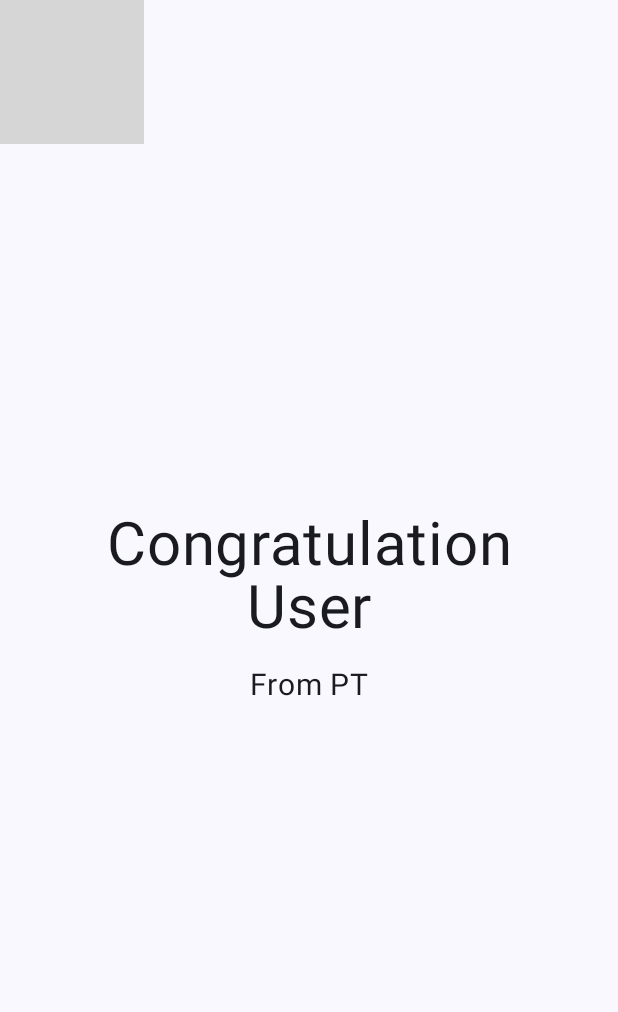
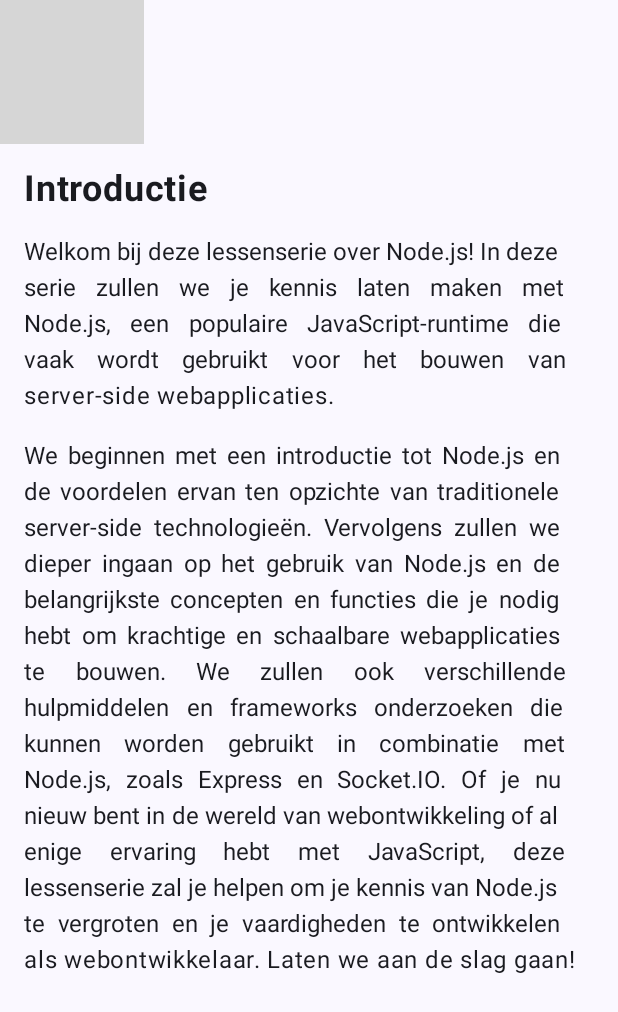
Before and after one commit to thop01/Achievements, an Android app built with Jetpack Compose: the screen it shows after launch (MainActivity), on a phone screen of 412 x 824 dp. Shown: the top 1012 px of the screen. Run offline under Robolectric (Android 15) with nearby library versions, the phone set to English and light mode, and no system bars; grey boxes are pictures that could not be loaded.

Commit message:
introduction lesson screen done

```diff
--- a/app/src/main/java/com/example/achievements/MainActivity.kt
+++ b/app/src/main/java/com/example/achievements/MainActivity.kt
@@ -18,6 +18,7 @@ import androidx.compose.ui.Modifier
 import androidx.compose.ui.layout.ContentScale
 import androidx.compose.ui.res.painterResource
 import androidx.compose.ui.res.stringResource
+import androidx.compose.ui.text.font.FontWeight
 import androidx.compose.ui.text.style.TextAlign
 import androidx.compose.ui.tooling.preview.Preview
 import androidx.compose.ui.unit.dp
@@ -35,7 +36,12 @@ class MainActivity : ComponentActivity() {
                     modifier = Modifier.fillMaxSize(),
                     color = MaterialTheme.colorScheme.background
                 ) {
-                    GreetingImage(msg = stringResource(R.string.congratulation_user), from = stringResource(R.string.from_pt))
+                    LessonView(
+                        title = stringResource(R.string.introduction),
+                        p1 = stringResource(R.string.node_intro_text),
+                        p2 = stringResource(R.string.node_intro_text2)
+                    )
+                  //  GreetingImage(msg = stringResource(R.string.congratulation_user), from = stringResource(R.string.from_pt))
                 }
             }
         }
@@ -84,10 +90,53 @@ fun GreetingText(msg: String, from: String, modifier:Modifier = Modifier){
 
 }
 
-@Preview(showBackground = true)
+@Composable
+fun LessonView(title: String, p1: String, p2: String, modifier:Modifier = Modifier){
+    val image = painterResource(R.drawable.header)
+    Column (
+
+    ){
+        Image(
+            painter = image,
+            contentDescription = null,
+        )
+        Text(
+            text = title,
+            fontSize = 24.sp,
+            fontWeight = FontWeight.Bold,
+            modifier = Modifier.padding(16.dp)
+        )
+        Text(
+            text = p1,
+            textAlign = TextAlign.Justify,
+            fontSize = 16.sp,
+            modifier = Modifier.padding(start = 16.dp, end = 16.dp, bottom = 16.dp)
+        )
+        Text(
+            text = p2,
+            textAlign = TextAlign.Justify,
+            fontSize = 16.sp,
+            modifier = Modifier.padding(start = 16.dp, end = 16.dp, bottom = 16.dp)
+        )
+    }
+
+}
+
 @Composable
 fun AchievementPreview() {
     AchievementsTheme {
         GreetingImage(stringResource(R.string.congratulation_user), stringResource(R.string.from_pt))
     }
 }
+
+@Preview(showBackground = true)
+@Composable
+fun LessonPreview() {
+    AchievementsTheme {
+        LessonView(
+            title = stringResource(R.string.introduction),
+            p1 = stringResource(R.string.node_intro_text),
+            p2 = stringResource(R.string.node_intro_text2)
+        )
+    }
+}
--- a/app/src/main/res/values/strings.xml
+++ b/app/src/main/res/values/strings.xml
@@ -2,4 +2,7 @@
     <string name="app_name">Achievements</string>
     <string name="congratulation_user">Congratulation User</string>
     <string name="from_pt">From PT</string>
+    <string name="introduction">Introductie</string>
+    <string name="node_intro_text">Welkom bij deze lessenserie over Node.js! In deze serie zullen we je kennis laten maken met Node.js, een populaire JavaScript-runtime die vaak wordt gebruikt voor het bouwen van server-side webapplicaties.</string>
+    <string name="node_intro_text2">We beginnen met een introductie tot Node.js en de voordelen ervan ten opzichte van traditionele server-side technologieën. Vervolgens zullen we dieper ingaan op het gebruik van Node.js en de belangrijkste concepten en functies die je nodig hebt om krachtige en schaalbare webapplicaties te bouwen. We zullen ook verschillende hulpmiddelen en frameworks onderzoeken die kunnen worden gebruikt in combinatie met Node.js, zoals Express en Socket.IO. Of je nu nieuw bent in de wereld van webontwikkeling of al enige ervaring hebt met JavaScript, deze lessenserie zal je helpen om je kennis van Node.js te vergroten en je vaardigheden te ontwikkelen als webontwikkelaar. Laten we aan de slag gaan!</string>
 </resources>
```
Also changed, not shown: 1 other file.
